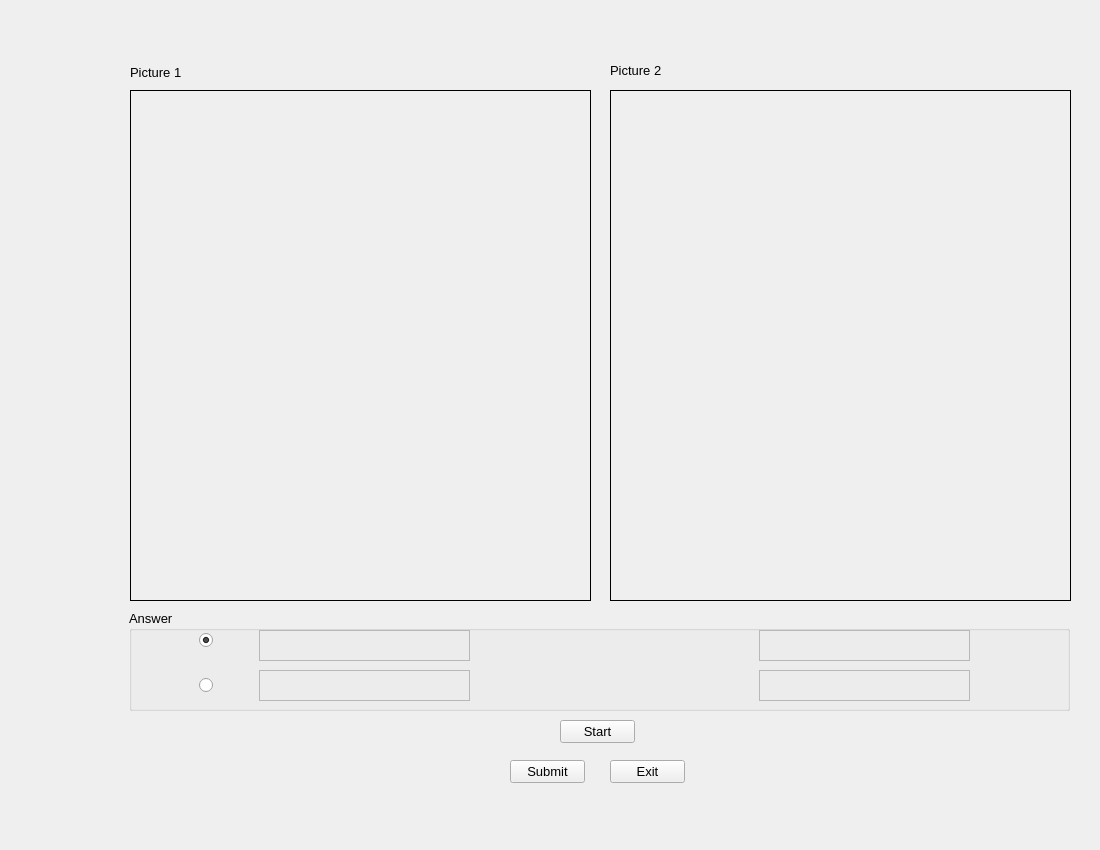
Before: the Qt Designer form gui/mainwindow.ui in rgsl888/data_collection, drawn with Qt 5.
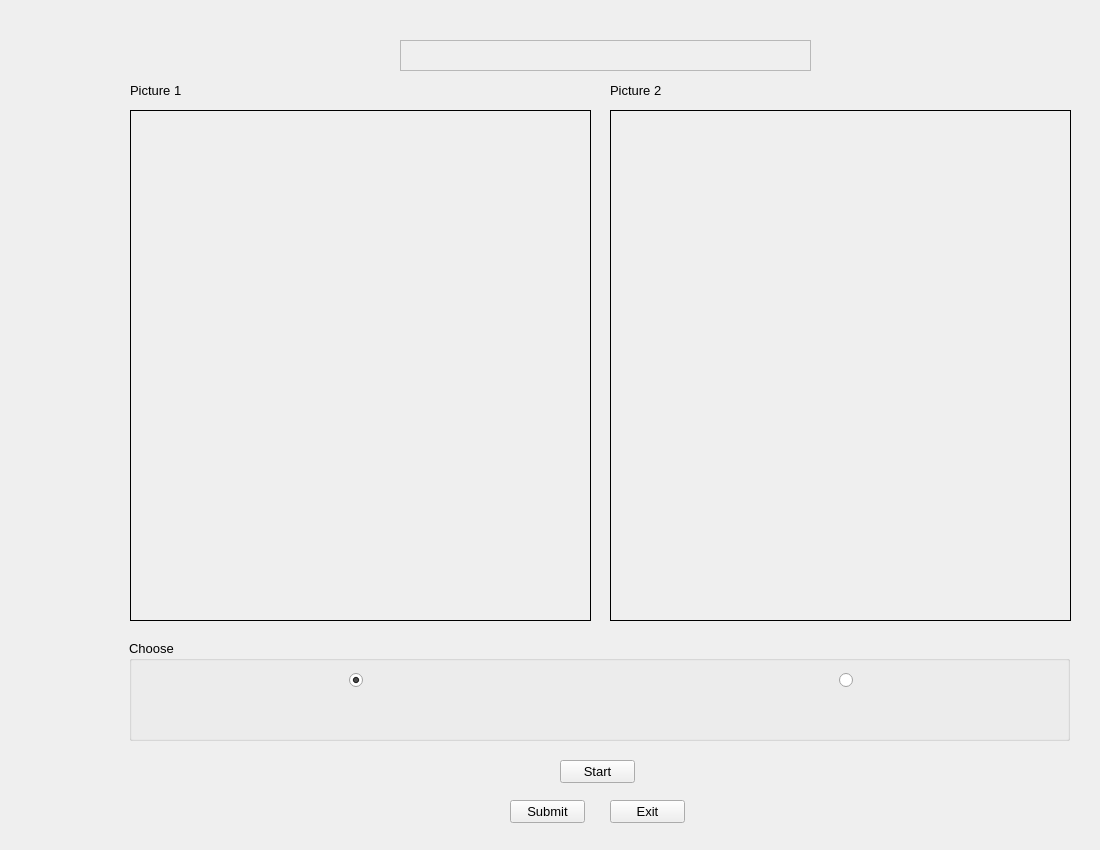
After: the same form once the commit is applied.

What changed in the file:
```diff
--- a/gui/mainwindow.ui
+++ b/gui/mainwindow.ui
@@ -13,11 +13,35 @@
   <property name="windowTitle">
    <string>Form</string>
   </property>
+  <widget class="QLabel" name="label">
+    <property name="geometry">
+     <rect>
+      <x>400</x>
+      <y>40</y>
+      <width>411</width>
+      <height>31</height>
+     </rect>
+    </property>
+    <property name="font">
+     <font>
+      <pointsize>15</pointsize>
+     </font>
+    </property>
+    <property name="frameShape">
+     <enum>QFrame::StyledPanel</enum>
+    </property>
+    <property name="text">
+     <string/>
+    </property>
+    <property name="alignment">
+     <set>Qt::AlignCenter</set>
+    </property>
+  </widget>
   <widget class="QLabel" name="pic1">
    <property name="geometry">
     <rect>
      <x>130</x>
-     <y>90</y>
+     <y>110</y>
      <width>461</width>
      <height>511</height>
     </rect>
@@ -39,7 +63,7 @@
    <property name="geometry">
     <rect>
      <x>610</x>
-     <y>90</y>
+     <y>110</y>
      <width>461</width>
      <height>511</height>
     </rect>
@@ -61,7 +85,7 @@
    <property name="geometry">
     <rect>
      <x>129</x>
-     <y>610</y>
+     <y>640</y>
      <width>941</width>
      <height>101</height>
     </rect>
@@ -72,13 +96,13 @@
     </font>
    </property>
    <property name="title">
-    <string>Answer</string>
+    <string>Choose</string>
    </property>
    <widget class="QRadioButton" name="ans1">
     <property name="geometry">
      <rect>
-      <x>70</x>
-      <y>20</y>
+      <x>220</x>
+      <y>30</y>
       <width>16</width>
       <height>21</height>
      </rect>
@@ -93,8 +117,8 @@
    <widget class="QRadioButton" name="ans2">
     <property name="geometry">
      <rect>
-      <x>70</x>
-      <y>65</y>
+      <x>710</x>
+      <y>30</y>
       <width>16</width>
       <height>21</height>
      </rect>
@@ -106,108 +130,12 @@
      <bool>false</bool>
     </property>
    </widget>
-   <widget class="QLabel" name="a1">
-    <property name="geometry">
-     <rect>
-      <x>130</x>
-      <y>20</y>
-      <width>211</width>
-      <height>31</height>
-     </rect>
-    </property>
-    <property name="font">
-     <font>
-      <pointsize>15</pointsize>
-     </font>
-    </property>
-    <property name="frameShape">
-     <enum>QFrame::StyledPanel</enum>
-    </property>
-    <property name="text">
-     <string/>
-    </property>
-    <property name="alignment">
-     <set>Qt::AlignCenter</set>
-    </property>
-   </widget>
-   <widget class="QLabel" name="a2">
-    <property name="geometry">
-     <rect>
-      <x>130</x>
-      <y>60</y>
-      <width>211</width>
-      <height>31</height>
-     </rect>
-    </property>
-    <property name="font">
-     <font>
-      <pointsize>15</pointsize>
-     </font>
-    </property>
-    <property name="frameShape">
-     <enum>QFrame::StyledPanel</enum>
-    </property>
-    <property name="text">
-     <string/>
-    </property>
-    <property name="alignment">
-     <set>Qt::AlignCenter</set>
-    </property>
-   </widget>
-   <widget class="QLabel" name="b2">
-    <property name="geometry">
-     <rect>
-      <x>630</x>
-      <y>60</y>
-      <width>211</width>
-      <height>31</height>
-     </rect>
-    </property>
-    <property name="font">
-     <font>
-      <pointsize>15</pointsize>
-     </font>
-    </property>
-    <property name="frameShape">
-     <enum>QFrame::StyledPanel</enum>
-    </property>
-    <property name="text">
-     <string/>
-    </property>
-    <property name="alignment">
-     <set>Qt::AlignCenter</set>
-    </property>
-   </widget>
-   <widget class="QLabel" name="b1">
-    <property name="geometry">
-     <rect>
-      <x>630</x>
-      <y>20</y>
-      <width>211</width>
-      <height>31</height>
-     </rect>
-    </property>
-    <property name="font">
-     <font>
-      <pointsize>15</pointsize>
-     </font>
-    </property>
-    <property name="frameShape">
-     <enum>QFrame::StyledPanel</enum>
-    </property>
-    <property name="text">
-     <string/>
-    </property>
-    <property name="alignment">
-     <set>Qt::AlignCenter</set>
-    </property>
-   </widget>
   </widget>
   <widget class="QLabel" name="label_3">
    <property name="geometry">
     <rect>
      <x>130</x>
-     <y>62</y>
+     <y>80</y>
      <width>461</width>
      <height>21</height>
     </rect>
@@ -225,7 +153,7 @@
    <property name="geometry">
     <rect>
      <x>610</x>
-     <y>60</y>
+     <y>80</y>
      <width>461</width>
      <height>21</height>
     </rect>
@@ -243,7 +171,7 @@
    <property name="geometry">
     <rect>
      <x>510</x>
-     <y>760</y>
+     <y>800</y>
      <width>75</width>
      <height>23</height>
     </rect>
@@ -261,7 +189,7 @@
    <property name="geometry">
     <rect>
      <x>560</x>
-     <y>720</y>
+     <y>760</y>
      <width>75</width>
      <height>23</height>
     </rect>
@@ -279,7 +207,7 @@
    <property name="geometry">
     <rect>
      <x>610</x>
-     <y>760</y>
+     <y>800</y>
      <width>75</width>
      <height>23</height>
     </rect>
```
